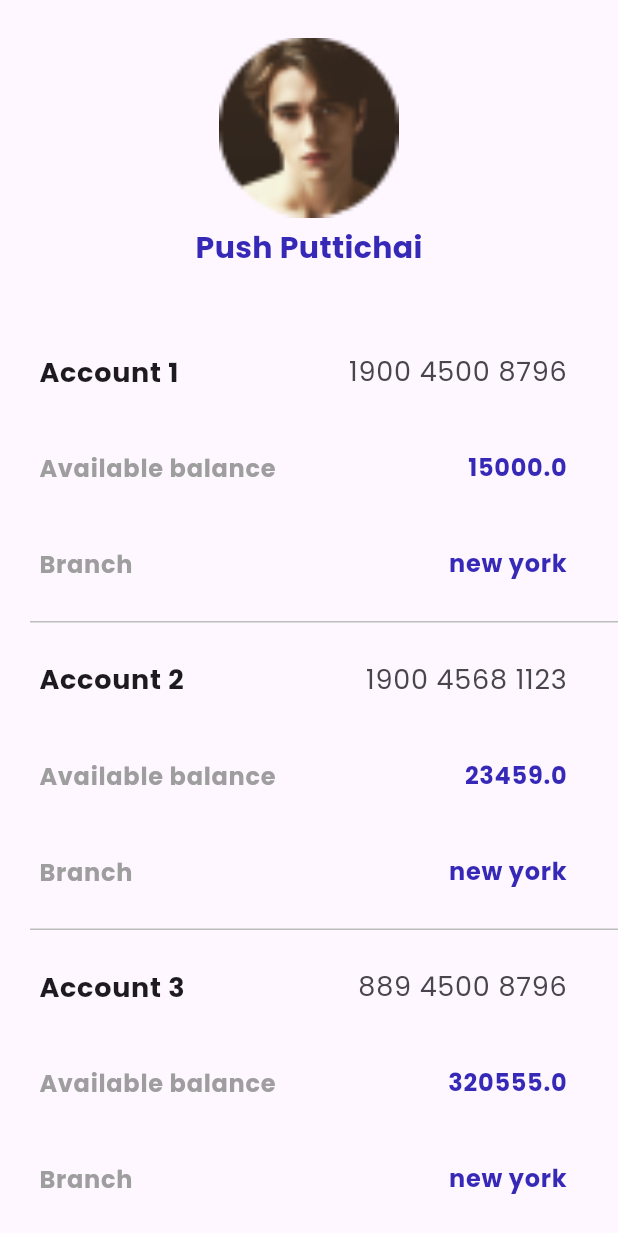
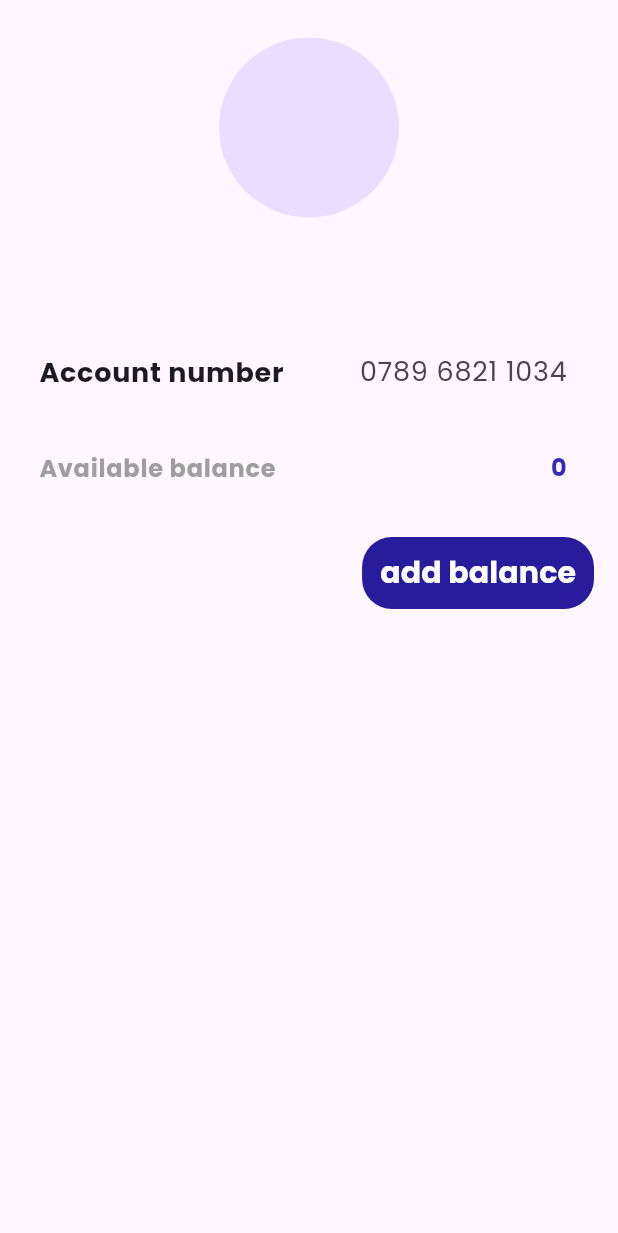
Before and after one commit to ACICT-DEPI/CAI1_SWD4_S9d-bank-application, a Flutter app: the AccountPage screen opened directly, on a phone screen of 412 x 824 dp. Shown: the top 1233 px of the screen. Run offline on Flutter 3.47's test engine with Material 3 defaults, Android fonts, the light colour scheme and no system bars; our stand-ins replace awesome_dialog, buttons_tabbar, cloud_firestore, firebase_auth, firebase_core, firebase_storage and 7 more; accounts and stored records are empty; statements that could not run were skipped; project files that could hold a hidden picture were left out.

Commit message:
finished account tab backend

```diff
--- a/lib/data/model/user_logged_in.dart
+++ b/lib/data/model/user_logged_in.dart
@@ -11,6 +11,8 @@ class UserProfile {
   String? email;
   String? phoneNumber;
   String? profilePictureUrl;
+  num balance = 0;
+  String? accountNumber;
 
 
 
--- a/lib/widget/account/account_page.dart
+++ b/lib/widget/account/account_page.dart
@@ -1,97 +1,136 @@
 import 'package:flutter/material.dart';
+import 'package:focus_detector/focus_detector.dart';
+import 'package:get/get.dart';
+import 'package:vaulta/controller/account_page_controller.dart';
+import 'package:vaulta/core/constant/color.dart';
 import 'package:vaulta/core/constant/imageAssets.dart';
 
-class AccountsList {
-  final String account_number;
-  final int account_id;
-  final String branch_name;
-  final double available_balance;
+class AccountPage extends StatelessWidget {
+  Widget build(BuildContext context) {
 
-  AccountsList(this.account_id,
-      {required this.account_number,
-      required this.branch_name,
-      required this.available_balance});
+    AccountPageControllerImp controller = Get.put(AccountPageControllerImp());
+    TextEditingController amountController = TextEditingController();
+
+    String amountAdded;
+
+    Future<String?> addBalancePopUp() => showDialog(
+        context: context,
+        builder: (context)=>AlertDialog(
+          title: Text(
+              "Add balance",
+            style: TextStyle(color: AppColor.primaryColor, fontWeight: FontWeight.bold),
+          ),
+          content: Container(
+            child: TextFormField(
+              controller: amountController,
+              keyboardType: TextInputType.number,
+              decoration: InputDecoration(
+                  labelText: "Amount",
+                  prefixIcon: Icon(Icons.monetization_on, color: AppColor.primaryColor,),
+                  border: OutlineInputBorder(
+                      borderRadius: BorderRadius.circular(20),
+                      borderSide: BorderSide(
+                          color: AppColor.primaryColor
+                      )
+                  )
+              ),
+            ),
+          ),
+          actions: [
+            Container(
+              decoration: BoxDecoration(
+                borderRadius: BorderRadius.circular(16),
+                color: AppColor.primaryColor
+              ),
+              child: TextButton(
+                  onPressed: (){
+                    Navigator.of(context).pop(amountController.text);
+                    amountController.clear();
+                  },
+                  child: Text(
+                    "confirm",
+                    style: TextStyle(
+                        color: Colors.white,
+                        fontWeight: FontWeight.bold,
+                      fontSize: 16
+                    ),
+                  )
+              ),
+
+            )
+          ],
+        )
+    );
+    onResume(){
+      controller.onReady();
     }
 
-class AccountPage extends StatelessWidget {
-  List<AccountsList> accountsData = [
-    AccountsList(1,
-        account_number: "1900 4500 8796",
-        branch_name: "new york",
-        available_balance: 15000),
-    AccountsList(2,
-        account_number: "1900 4568 1123",
-        branch_name: "new york",
-        available_balance: 23459),
-    AccountsList(3,
-        account_number: "889 4500 8796",
-        branch_name: "new york",
-        available_balance: 320555),
-  ];
 
-  Widget build(BuildContext context) {
-    return Scaffold(
+    return FocusDetector(
+      onFocusGained: onResume,
+      child: Scaffold(
           body: Column(
             children: [
               Container(
                 child: Padding(
                   padding: EdgeInsets.all(25),
                   child: Center(
-                child: Column(
+                    child: Obx((){
+                      return Column(
                         children: [
-                    Image.asset(
-                      AppImageassets.avatar,
-                      width: 120,
-                      height: 120,
-                      fit: BoxFit.contain,
+                          controller.profilePic.value.isNotEmpty?
+                          CircleAvatar(
+                            radius: 60,
+                            backgroundImage: NetworkImage(controller.profilePic.value),
+                          ) :
+                          CircleAvatar(
+                            radius: 60,
+                            child: Text(
+                                controller.username.value.isNotEmpty? controller.username.value[0]
+                                    : "",
+                                style: TextStyle(
+                                  fontSize: 50,
+                                  color: AppColor.primaryColor,
+                                )
                             ),
+                          ),
+                          // Image.asset(
+                          //   AppImageassets.avatar,
+                          //   width: 120,
+                          //   height: 120,
+                          //   fit: BoxFit.contain,
+                          // ),
                           Text(
-                      "Push Puttichai",
+                            controller.username.value.isNotEmpty? controller.username.value : "",
                             style: TextStyle(
-                          color: Color(0xFF3629B7),
+                                color: AppColor.primaryColor,
                                 fontWeight: FontWeight.bold,
                                 fontSize: 20),
                           )
                         ],
+                      );
+                    }),
                   ),
                 ),
               ),
-          ),
-          Expanded(
-            child: ListView.separated(
-              itemBuilder: (context, index) =>
-                  buildAccountInfo(accountsData[index]),
-              separatorBuilder: (context, index) => Padding(
-                padding: const EdgeInsetsDirectional.only(start: 20),
-                child: Container(
-                  width: double.infinity,
-                  height: 1,
-                  color: Colors.grey[400],
-                ),
-              ),
-              itemCount: accountsData.length,
-            ),
-          ),
-        ],
-      ),
-    );
-  }
-
-  Widget buildAccountInfo(AccountsList acountdata) => Padding(
+              Padding(
                 padding: const EdgeInsets.all(10.0),
-        child: Column(
+                child: Obx((){
+                  return Column(
                     crossAxisAlignment: CrossAxisAlignment.start,
                     children: [
                       ListTile(
                         title: Text(
-                'Account ${acountdata.account_id}',
+                          'Account number',
                           style: TextStyle(
                             fontSize: 18,
                             fontWeight: FontWeight.bold,
                           ),
                         ),
                         trailing: Text(
-                "${acountdata.account_number}",
+                          controller.accountNumber.value.isNotEmpty?
+                          "${controller.accountNumber.value.substring(0, 4)} ${controller.accountNumber.value.substring(4, 8)} ${controller.accountNumber.value.substring(8)}"
+                              : "",
                           style: TextStyle(
                             fontSize: 18,
                           ),
@@ -104,7 +143,7 @@ class AccountPage extends StatelessWidget {
                           style: TextStyle(fontSize: 16, color: Colors.grey),
                         ),
                         trailing: Text(
-                "${acountdata.available_balance}",
+                          "${controller.balance.value}",
                           style: TextStyle(
                               fontSize: 16,
                               fontWeight: FontWeight.bold,
@@ -112,21 +151,37 @@ class AccountPage extends StatelessWidget {
                         ),
                       ),
                       SizedBox(height: 8),
-            ListTile(
-              title: Text(
-                'Branch',
-                style: TextStyle(fontSize: 16, color: Colors.grey),
+                    ],
+                  );
+                }),
               ),
-              trailing: Text(
-                "${acountdata.branch_name}",
-                style: TextStyle(
-                  fontSize: 16,
-                  color: Color(0xFF3629B7),
-                  fontWeight: FontWeight.bold,
+              Container(
+                alignment: Alignment.centerRight,
+                padding: EdgeInsets.symmetric(horizontal: 16),
+                child: Container(
+                  decoration: BoxDecoration(
+                      color: AppColor.primaryColor,
+                      borderRadius: BorderRadius.circular(20)
+                  ),
+                  child: TextButton(
+                      onPressed: () async {
+                        amountAdded = await addBalancePopUp()?? "";
+                        controller.validateAmount(amountAdded);
+                        controller.onReady();
+                      },
+                      child: Text(
+                        "add balance",
+                        style: TextStyle(color: Colors.white, fontSize: 20, fontWeight: FontWeight.bold),
+                      )
                   ),
                 ),
-            ),
+              )
             ],
           ),
+        )
     );
+
   }
+
+
+}
```
Also changed, not shown: lib/controller/account_page_controller.dart (added, +140 -0 lines), lib/controller/unique12_number.dart (added, +49 -0 lines). Lines whose indentation alone changed are shown as unchanged.
